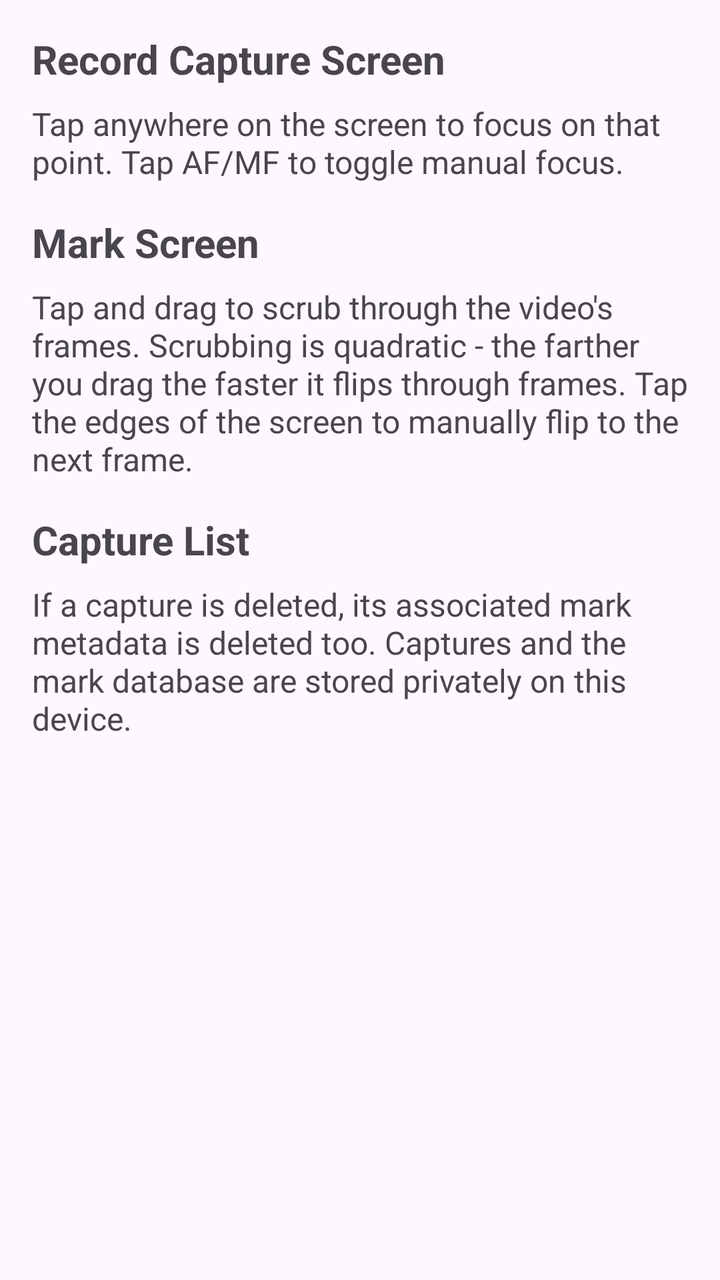
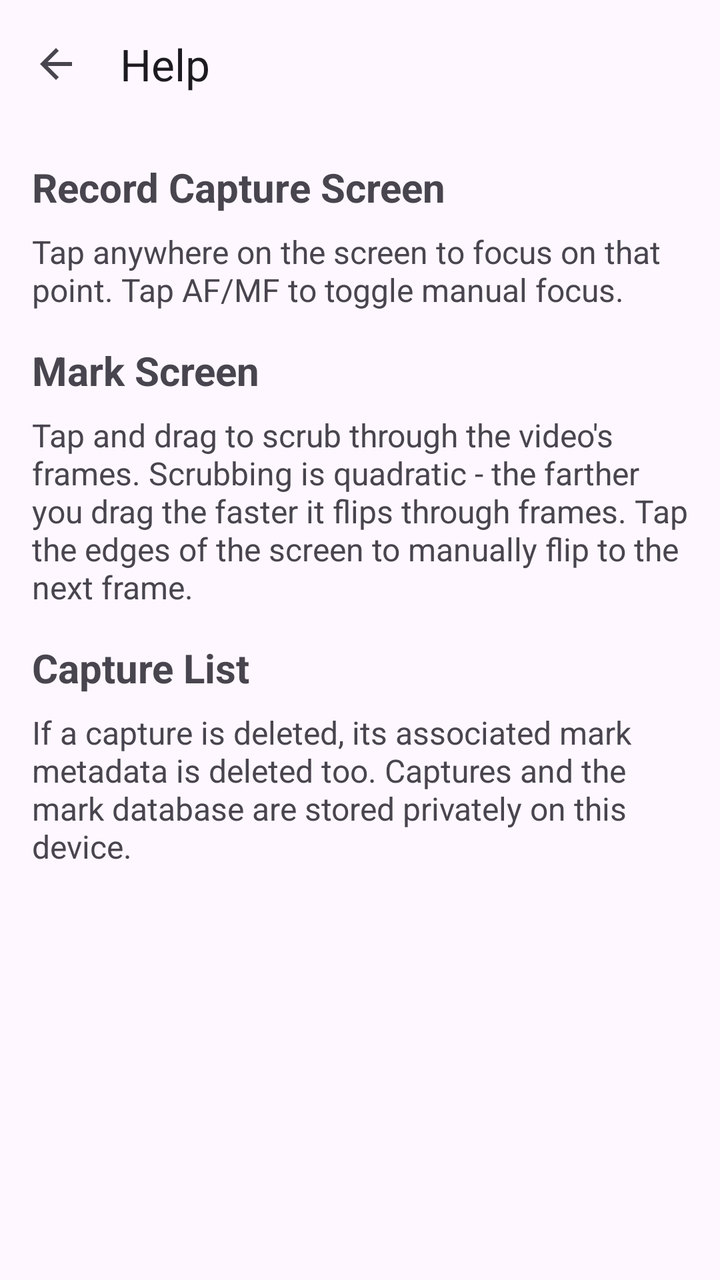

Before-and-after screenshots of an Android layout around one commit, followed by the original layout XML and the change that was made.
<!-- AndroidManifest.xml: application theme Theme.IsItSnappy -->
<!-- res/layout/activity_help.xml -->
<?xml version="1.0" encoding="utf-8"?>
<LinearLayout xmlns:android="http://schemas.android.com/apk/res/android"
    android:layout_width="match_parent"
    android:layout_height="match_parent"
    android:orientation="vertical">

    <ScrollView
        android:layout_width="match_parent"
        android:layout_height="match_parent"
        android:padding="16dp">

        <LinearLayout
            android:layout_width="match_parent"
            android:layout_height="wrap_content"
            android:orientation="vertical">

            <TextView
                android:id="@+id/help_header_capture"
                android:layout_width="wrap_content"
                android:layout_height="wrap_content"
                android:text="@string/help_header_capture"
                android:textSize="20sp"
                android:textStyle="bold"
                android:layout_marginBottom="8dp" />

            <TextView
                android:id="@+id/help_body_capture"
                android:layout_width="wrap_content"
                android:layout_height="wrap_content"
                android:text="@string/help_body_capture"
                android:textSize="16sp"
                android:layout_marginBottom="16dp" />

            <TextView
                android:id="@+id/help_header_mark"
                android:layout_width="wrap_content"
                android:layout_height="wrap_content"
                android:text="@string/help_header_mark"
                android:textSize="20sp"
                android:textStyle="bold"
                android:layout_marginBottom="8dp" />

            <TextView
                android:id="@+id/help_body_mark"
                android:layout_width="wrap_content"
                android:layout_height="wrap_content"
                android:text="@string/help_body_mark"
                android:textSize="16sp"
                android:layout_marginBottom="16dp" />

            <TextView
                android:id="@+id/help_header_list"
                android:layout_width="wrap_content"
                android:layout_height="wrap_content"
                android:text="@string/help_header_list"
                android:textSize="20sp"
                android:textStyle="bold"
                android:layout_marginBottom="8dp" />

            <TextView
                android:id="@+id/help_body_list"
                android:layout_width="wrap_content"
                android:layout_height="wrap_content"
                android:text="@string/help_body_list"
                android:textSize="16sp"
                android:layout_marginBottom="16dp" />

        </LinearLayout>

    </ScrollView>

</LinearLayout>
<!-- resources referenced by this layout -->
<resources>
  <string name="help_body_capture">Tap anywhere on the screen to focus on that point. Tap AF/MF to toggle manual focus.</string>
  <string name="help_body_list">If a capture is deleted, its associated mark metadata is deleted too. Captures and the mark database are stored privately on this device.</string>
  <string name="help_body_mark">Tap and drag to scrub through the video\'s frames. Scrubbing is quadratic - the farther you drag the faster it flips through frames. Tap the edges of the screen to manually flip to the next frame.</string>
  <string name="help_header_capture">Record Capture Screen</string>
  <string name="help_header_list">Capture List</string>
  <string name="help_header_mark">Mark Screen</string>
  <style name="Theme.IsItSnappy" parent="Theme.Material3.DayNight">
          
          <item name="android:windowLightStatusBar">true</item>
      </style>
</resources>

<!-- the commit's change to res/layout/activity_help.xml (unified diff, before → after) -->
@@ -1,12 +1,25 @@
 <?xml version="1.0" encoding="utf-8"?>
 <LinearLayout xmlns:android="http://schemas.android.com/apk/res/android"
+    xmlns:app="http://schemas.android.com/apk/res-auto"
     android:layout_width="match_parent"
     android:layout_height="match_parent"
     android:orientation="vertical">
 
+    
+    <com.google.android.material.appbar.MaterialToolbar
+        android:id="@+id/help_toolbar"
+        android:layout_width="match_parent"
+        android:layout_height="wrap_content"
+        android:minHeight="?attr/actionBarSize"
+        app:title="@string/help_title_toolbar"
+        app:navigationIcon="?attr/homeAsUpIndicator" />
+
     <ScrollView
+        android:id="@+id/help_scroll"
         android:layout_width="match_parent"
-        android:layout_height="match_parent"
+        android:layout_height="0dp"
+        android:layout_weight="1"
+        android:clipToPadding="false"
         android:padding="16dp">
 
         <LinearLayout
<!-- resource entries referenced after the edit -->
@@ -6,6 +6,7 @@
   <string name="help_header_capture">Record Capture Screen</string>
   <string name="help_header_list">Capture List</string>
   <string name="help_header_mark">Mark Screen</string>
+  <string name="help_title_toolbar">Help</string>
   <style name="Theme.IsItSnappy" parent="Theme.Material3.DayNight">
           
           <item name="android:windowLightStatusBar">true</item>
